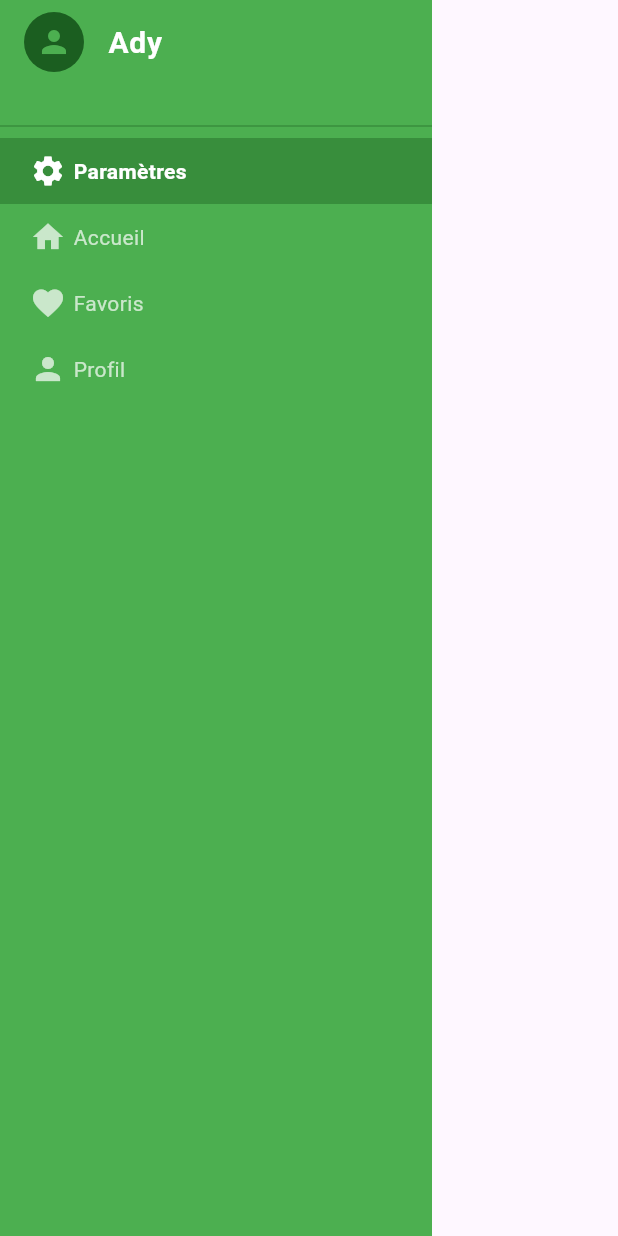
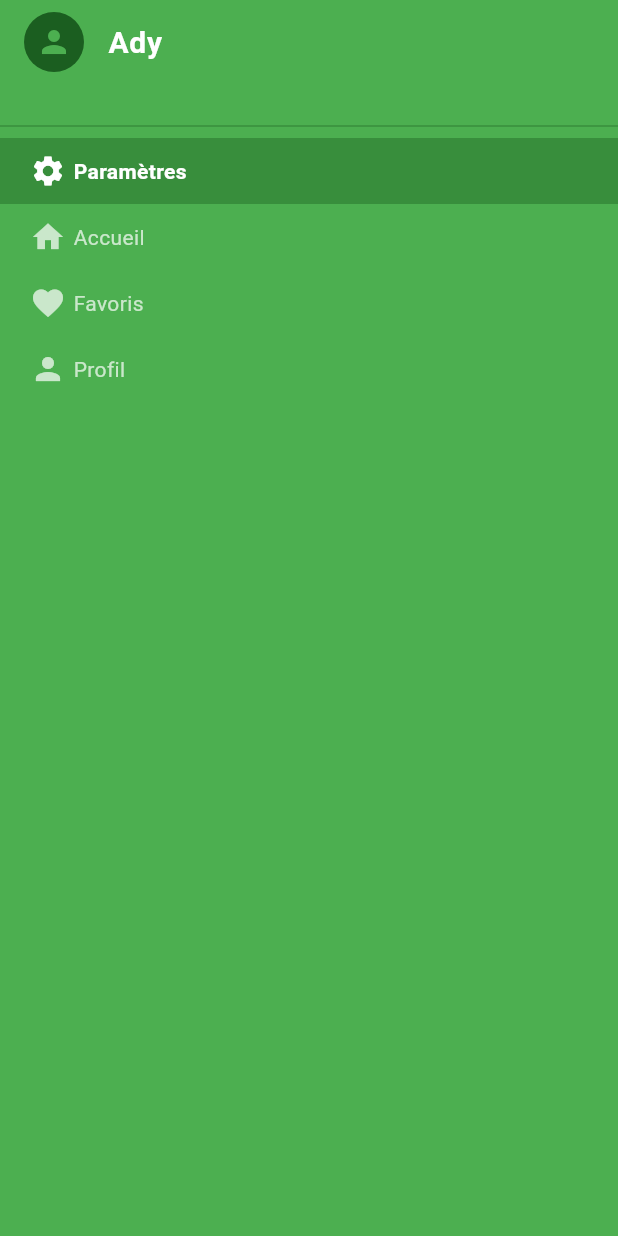
Before and after one commit to ady243/app-mobile, a Flutter app: the SideMenu screen opened directly, on a phone screen of 412 x 824 dp. Run offline on Flutter 3.47's test engine with Material 3 defaults, Android fonts, the phone set to English and light mode, and no system bars; our stand-ins replace motion_tab_bar_v2, rive; network calls fail.

Commit message:
refacto file

```diff
--- a/lib/components/side_menu.dart
+++ b/lib/components/side_menu.dart
@@ -21,7 +21,7 @@ class _SideMenuState extends State<SideMenu> {
   Widget build(BuildContext context) {
     return Scaffold(
       body: Container(
-        width: 288,
+        width: 500,
         height: double.infinity,
         color: Colors.green[500],
         child: SafeArea(
--- a/lib/main.dart
+++ b/lib/main.dart
@@ -1,5 +1,5 @@
 import 'package:flutter/material.dart';
-import 'package:teamup/pages/Home.dart';
+import 'package:teamup/entry/entry_point.dart';
 
 void main() {
   runApp(const MyApp());
@@ -10,7 +10,7 @@ class MyApp extends StatelessWidget {
 
   @override
   Widget build(BuildContext context) {
-    return MaterialApp(
+    return const MaterialApp(
       debugShowCheckedModeBanner: false,
       home: HomePage(),
     );
--- a/lib/models/menu_btn.dart
+++ b/lib/models/menu_btn.dart
@@ -14,7 +14,7 @@ class MenuBtn extends StatelessWidget {
       child: GestureDetector(
         onTap: press,
         child: Container(
-          margin: const EdgeInsets.only(left: 16),
+          margin: const EdgeInsets.only(left: 10),
           height: 40,
           width: 40,
           decoration: const BoxDecoration(
@@ -31,7 +31,7 @@ class MenuBtn extends StatelessWidget {
           child: const Icon(
             Icons.menu,
             color: Colors.black,
-            size: 24.0,
+            size: 30.0,
           ),
         ),
       ),
```
Also changed, not shown: lib/entry/entry_point.dart (renamed from lib/pages/Home.dart).
